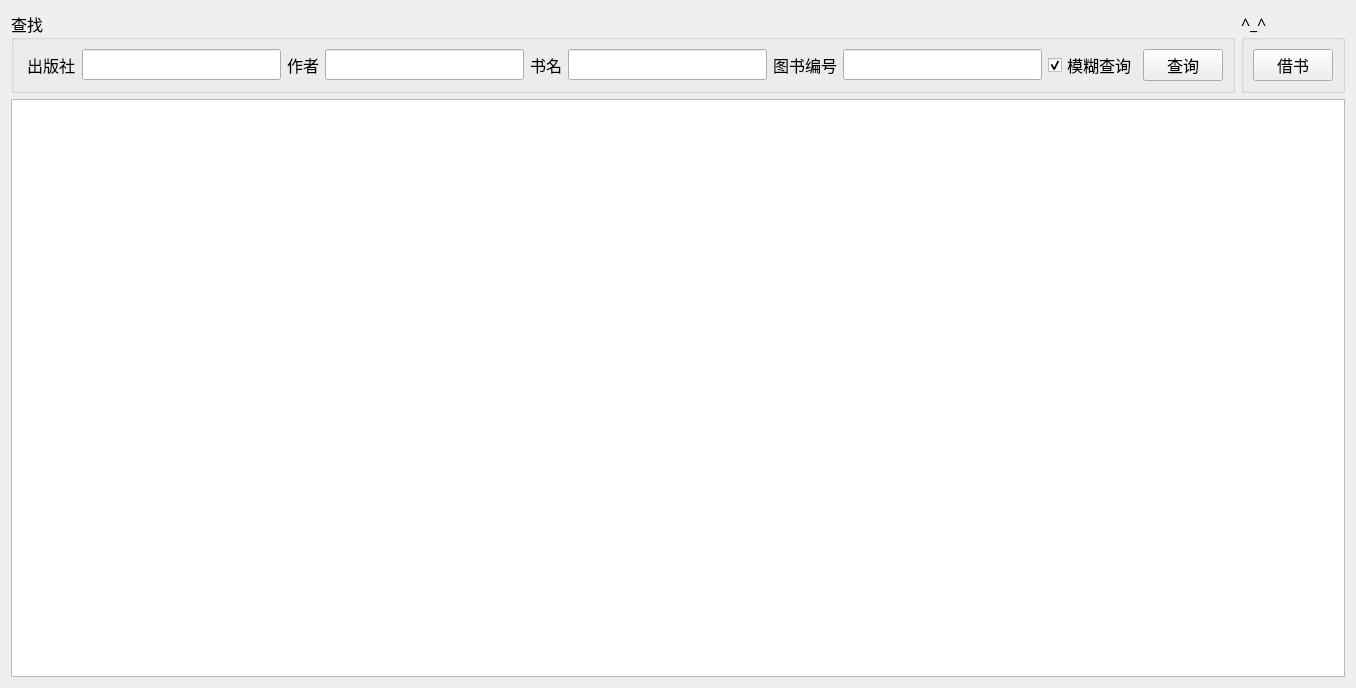
Old version of the form UI/BookWidget.ui in the repository zy98/LibraryManagement.
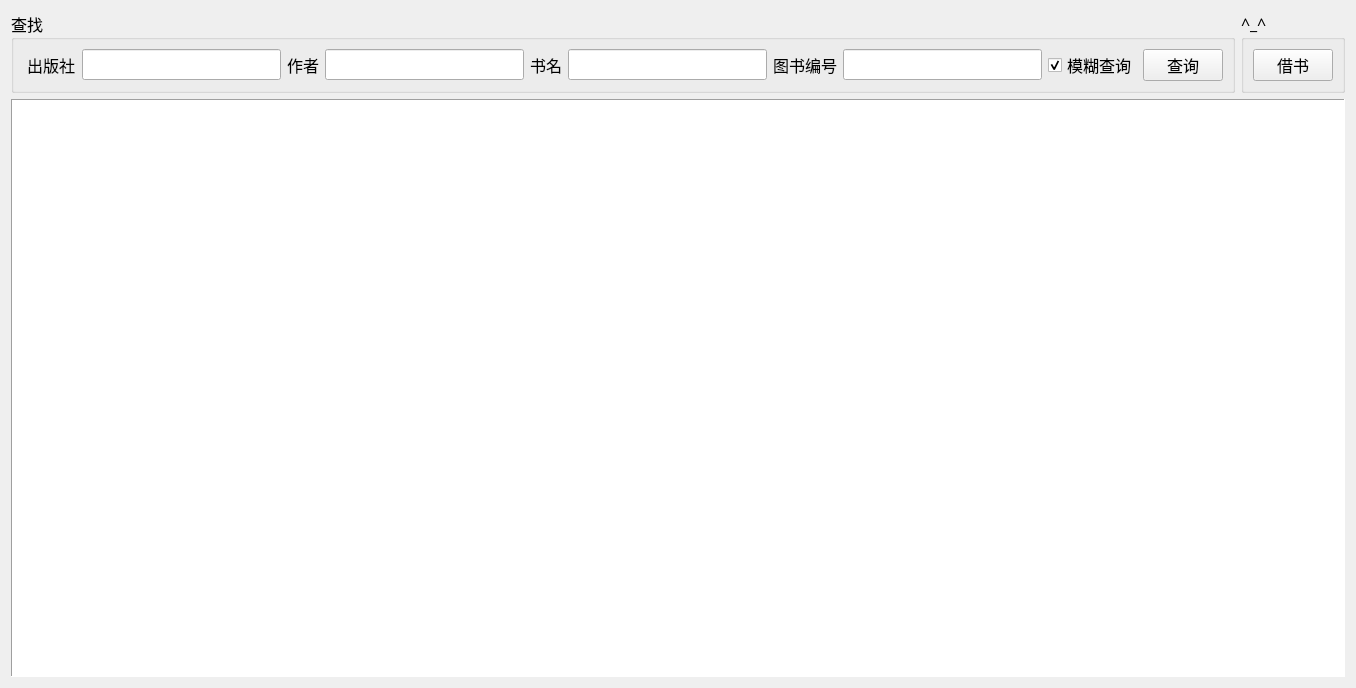
New version of the form.

Diff of the .ui file:
```diff
--- a/UI/BookWidget.ui
+++ b/UI/BookWidget.ui
@@ -135,7 +135,26 @@
     </layout>
    </item>
    <item>
-    <widget class="QTableView" name="tableView"/>
+    <widget class="QTableView" name="tableView">
+     <property name="styleSheet">
+      <string notr="true"/>
+     </property>
+     <property name="frameShape">
+      <enum>QFrame::Panel</enum>
+     </property>
+     <property name="frameShadow">
+      <enum>QFrame::Sunken</enum>
+     </property>
+     <property name="selectionBehavior">
+      <enum>QAbstractItemView::SelectRows</enum>
+     </property>
+     <property name="gridStyle">
+      <enum>Qt::CustomDashLine</enum>
+     </property>
+     <attribute name="horizontalHeaderCascadingSectionResizes">
+      <bool>true</bool>
+     </attribute>
+    </widget>
    </item>
   </layout>
  </widget>
```
